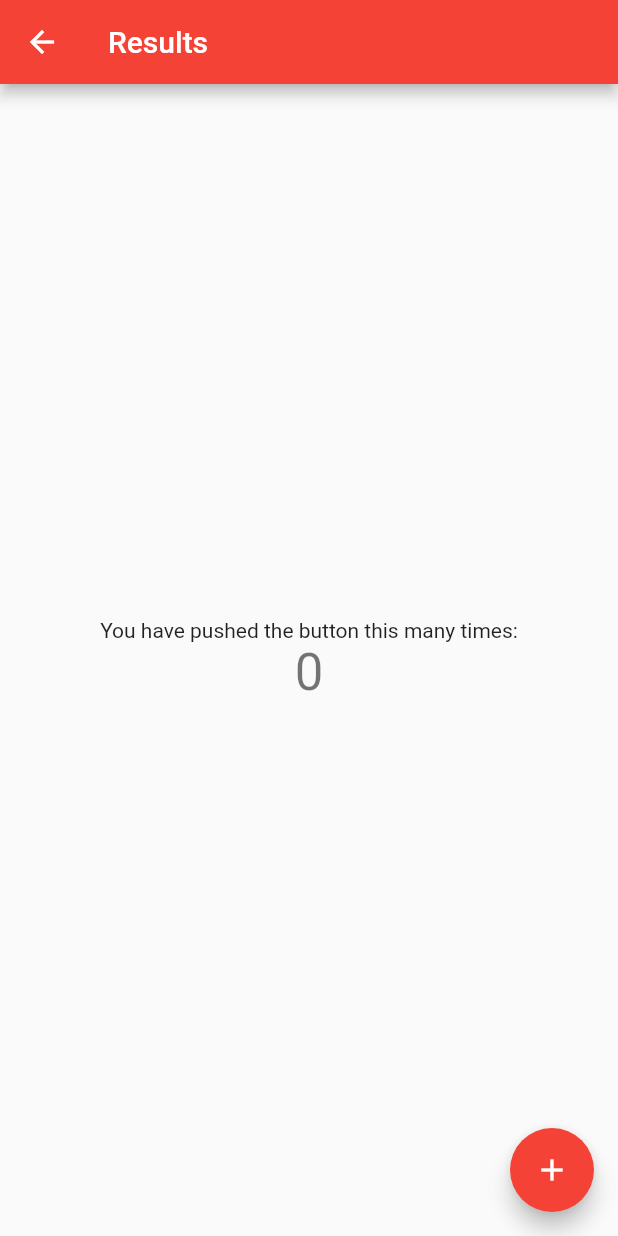
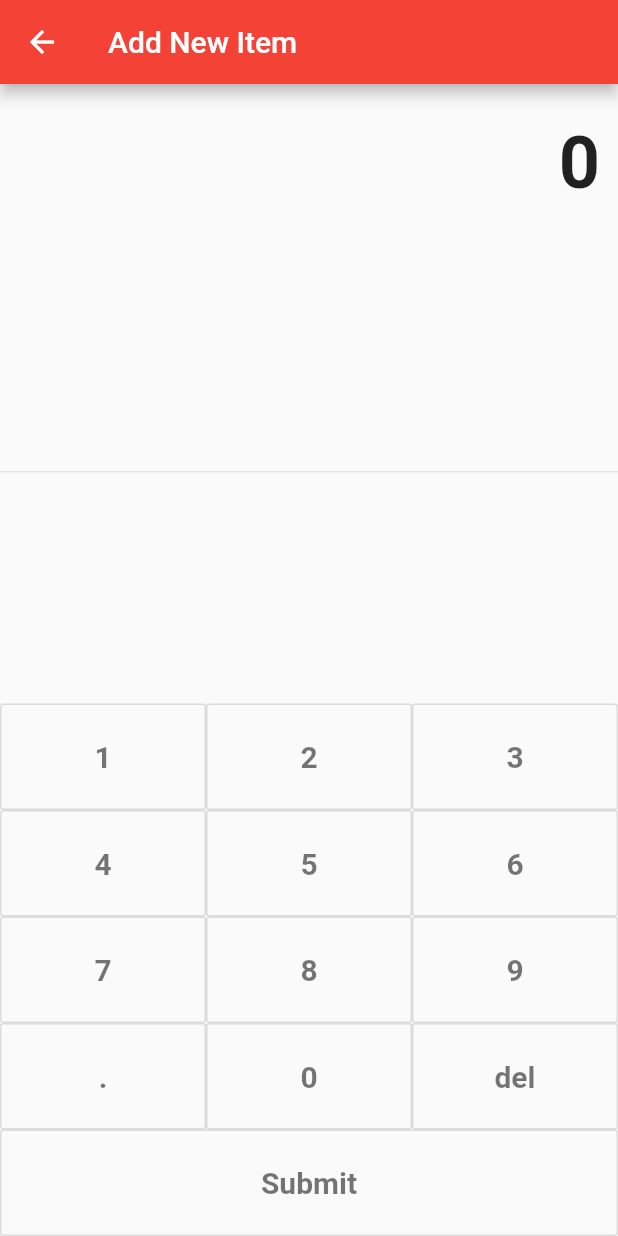
Before and after one commit to ronaldran97/breadconverter, a Flutter app: the screen it shows after launch, after a tap on the "add" icon, on a phone screen of 412 x 824 dp. Run offline on Flutter 3.47's test engine with Material 2 defaults, Android fonts, the phone set to English and light mode, and no system bars.

Commit message:
added the numpad

```diff
--- /dev/null
+++ b/lib/add_item_numpad.dart
@@ -0,0 +1,112 @@
+import 'package:flutter/material.dart';
+
+//void main() => runApp(MyApp());
+
+class MyApp extends StatelessWidget {
+  // This widget is the root of your application.
+  @override
+  Widget build(BuildContext context) {
+    return MaterialApp(
+      title: 'Break Check',
+      theme: ThemeData(
+        primarySwatch: Colors.red,
+      ),
+      home: MyNumPadPage(title: 'Break Check'),
+    );
+  }
+}
+
+class MyNumPadPage extends StatefulWidget {
+  MyNumPadPage({Key key, this.title}) : super(key: key);
+
+  final String title;
+
+  @override
+  _MyNumPadPageState createState() => _MyNumPadPageState();
+}
+
+class _MyNumPadPageState extends State<MyNumPadPage> {
+
+  String output = "0";
+
+  Widget buildButton(String buttonText) {
+    return new Expanded(
+      child: new OutlineButton(
+        padding: new EdgeInsets.all(24.0),
+        child: new Text(buttonText,
+        style: TextStyle(
+          fontSize: 20.0,
+          fontWeight: FontWeight.bold,
+
+        ),
+        ),
+
+        textColor: Colors.black54,
+        onPressed: () => {}, //does nothing
+      ),
+    );
+  }
+
+  @override
+  Widget build(BuildContext context) {
+    return Scaffold(
+        appBar: AppBar(
+          title: Text(widget.title),
+        ),
+        body: new Container(
+          child: new Column(
+            children: <Widget>[
+              new Container(
+                  alignment: Alignment.centerRight,
+                  padding: new EdgeInsets.symmetric(
+                      vertical: 24.0,
+                      horizontal: 12.0
+                  ),
+                  child: new Text(output, style: new TextStyle(
+                    fontSize: 48.0,
+                    fontWeight: FontWeight.bold,
+
+                  ),
+                  )
+
+              ),
+
+
+              new Expanded(
+                child: new Divider(),
+              ),
+
+
+              new Column(
+                children: <Widget>[
+                  new Row(children: [
+                    buildButton("1"),
+                    buildButton("2"),
+                    buildButton("3"),
+                  ]),
+                  new Row(children: [
+                    buildButton("4"),
+                    buildButton("5"),
+                    buildButton("6"),
+                  ]),
+                  new Row(children: [
+                    buildButton("7"),
+                    buildButton("8"),
+                    buildButton("9"),
+                  ]),
+                  new Row(children: [
+                    buildButton("."),
+                    buildButton("0"),
+                    buildButton("del"),
+                  ]),
+                  new Row(children: <Widget>[
+                    buildButton("Submit")
+                  ],)
+
+                ],
+              )
+            ],
+          ),
+        ));
+  }
+}
--- a/lib/main.dart
+++ b/lib/main.dart
@@ -1,6 +1,7 @@
+import 'package:break_check/add_item_numpad.dart';
 import 'package:break_check/second_page.dart';
 import 'package:flutter/material.dart';
-import 'lib/second_page.dart' as route;
+//import 'lib/second_page.dart' as route;
 void main() => runApp(MyApp());
 
 class MyApp extends StatelessWidget {
@@ -124,7 +125,7 @@ class _MyHomePageState extends State<MyHomePage> {
         onPressed: () {
           Navigator.push(
             context,
-            MaterialPageRoute(builder: (context) => MySecondPage(title: 'Results',)),
+            MaterialPageRoute(builder: (context) => MyNumPadPage(title: 'Add New Item',)),
       );
         },
         tooltip: 'Calculate',
--- a/lib/second_page.dart
+++ b/lib/second_page.dart
@@ -1,4 +1,5 @@
 import 'package:flutter/material.dart';
+
 
 //void main() => runApp(MyApp());
 
@@ -71,36 +72,16 @@ class _MySecondPageState extends State<MySecondPage> {
         // the App.build method, and use it to set our appbar title.
         title: Text(widget.title),
       ),
-      body: Center(
-        // Center is a layout widget. It takes a single child and positions it
-        // in the middle of the parent.
-        child: Column(
-          // Column is also a layout widget. It takes a list of children and
-          // arranges them vertically. By default, it sizes itself to fit its
-          // children horizontally, and tries to be as tall as its parent.
-          //
-          // Invoke "debug painting" (press "p" in the console, choose the
-          // "Toggle Debug Paint" action from the Flutter Inspector in Android
-          // Studio, or the "Toggle Debug Paint" command in Visual Studio Code)
-          // to see the wireframe for each widget.
-          //
-          // Column has various properties to control how it sizes itself and
-          // how it positions its children. Here we use mainAxisAlignment to
-          // center the children vertically; the main axis here is the vertical
-          // axis because Columns are vertical (the cross axis would be
-          // horizontal).
-          mainAxisAlignment: MainAxisAlignment.center,
-          children: <Widget>[
-            Text(
-              'You have pushed the button this many times:',
-            ),
-            Text(
-              '$_counter',
-              style: Theme.of(context).textTheme.display1,
-            ),
-          ],
-        ),
-      ),
+//      body: Center(
+//        child: Container(
+//          color: Colors.red,
+//          child: VirtualKeyboard(
+//            // [0-9] + .
+//              type: VirtualKeyboardType.Numeric,
+//              // Callback for key press event
+//              onKeyPress: (key) => print(key.text)),
+//        ),
+//      ),
       floatingActionButton: FloatingActionButton(
         onPressed: () {Navigator.pop(context);},
         tooltip: 'Increment',
```
